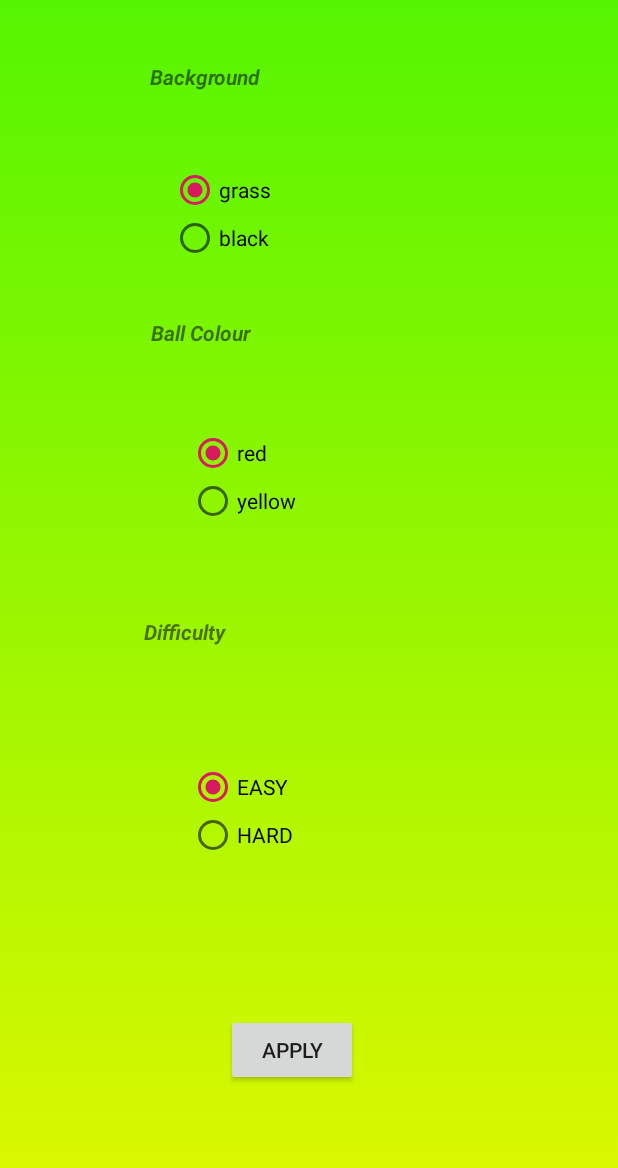
After one commit to zohaibxrehman/Trio, an Android app: the Customise1 screen opened directly, with no data from a screen before it, on a phone screen of 412 x 824 dp. The commit adds this screen. Shown: the top 1168 px of the screen. Run offline under Robolectric (Android 15) with nearby library versions, the phone set to English and light mode, and no system bars.

Commit message:
Added customization page for game 1.

```diff
--- a/phase1/app/src/main/AndroidManifest.xml
+++ b/phase1/app/src/main/AndroidManifest.xml
@@ -9,6 +9,7 @@
         android:roundIcon="@mipmap/ic_launcher_round"
         android:supportsRtl="true"
         android:theme="@style/AppTheme">
+        <activity android:name=".Level1.Customise1"></activity>
         <activity android:name=".Level3.customise" />
         <activity android:name=".Main2Activity" />
         <activity android:name=".GameStats" />
--- a/phase1/app/src/main/java/com/example/game/Level1/ChildBall.java
+++ b/phase1/app/src/main/java/com/example/game/Level1/ChildBall.java
@@ -13,16 +13,21 @@ public class ChildBall {
 
     public int x;
     public int y;
+    String ballColor;
     Color color;
 
     Paint paintText = new Paint();
 
-    public ChildBall(int x, int y) {
+    public ChildBall(int x, int y, String ballColor) {
         this.x = x;
         this.y = y;
         paintText.setTextSize(36);
         paintText.setTypeface(Typeface.DEFAULT_BOLD);
-        paintText.setColor(Color.RED);
+//        this.ballColor = ballColor;
+        if (ballColor.equals("red"))
+            paintText.setColor(Color.RED);
+        else
+            paintText.setColor(Color.YELLOW);
     }
 
     public void moveRight() {
--- /dev/null
+++ b/phase1/app/src/main/java/com/example/game/Level1/Customise1.java
@@ -0,0 +1,64 @@
+//package com.example.game.Level1;
+//
+//import androidx.appcompat.app.AppCompatActivity;
+//
+//import android.app.Activity;
+//import android.content.Intent;
+//import android.os.Bundle;
+//import android.view.View;
+//import android.widget.Button;
+//import android.widget.RadioButton;
+//import android.widget.RadioGroup;
+//
+//import com.example.game.Level3.Level3;
+//import com.example.game.R;
+//
+//public class Customise1 extends AppCompatActivity {
+//
+//    @Override
+//    protected void onCreate(Bundle savedInstanceState) {
+//        super.onCreate(savedInstanceState);
+//        setContentView(R.layout.activity_customise1);
+//    }
+//}
+package com.example.game.Level1;
+
+        import android.app.Activity;
+        import android.content.Intent;
+        import android.os.Bundle;
+        import android.view.View;
+        import android.widget.Button;
+        import android.widget.RadioButton;
+        import android.widget.RadioGroup;
+
+        import com.example.game.R;
+
+public class Customise1 extends Activity {
+
+    RadioGroup color, ballColor, points;
+    RadioButton col, tim, point;
+    Button apply;
+
+    @Override
+    protected void onCreate(Bundle savedInstanceState) {
+        super.onCreate(savedInstanceState);
+        setContentView(R.layout.activity_customise1);
+        apply = findViewById(R.id.apply);
+        color = findViewById(R.id.radioGroup);
+        ballColor = findViewById(R.id.radioGroup2);
+        points = findViewById(R.id.radioGroup3);
+        apply.setOnClickListener(new View.OnClickListener() {
+            @Override
+            public void onClick(View v) {
+                col = findViewById(color.getCheckedRadioButtonId());
+                tim = findViewById(ballColor.getCheckedRadioButtonId());
+                point = findViewById(points.getCheckedRadioButtonId());
+                Intent i = new Intent(com.example.game.Level1.Customise1.this, Level1.class);
+                i.putExtra("COLOR", col.getText().toString());
+                i.putExtra("TIME", tim.getText().toString());
+                i.putExtra("POINTS", point.getText().toString());
+                startActivity(i);
+            }
+        });
+    }
+}
--- a/phase1/app/src/main/java/com/example/game/Level1/GameManager.java
+++ b/phase1/app/src/main/java/com/example/game/Level1/GameManager.java
@@ -19,15 +19,22 @@ public class GameManager {
     Paint paintText = new Paint();
     int score;
     boolean flag = false;
+    String ballColor;
+    int points;
     public static int finalScore=0;
 
     ArrayList<Barrier> items = new ArrayList<Barrier>();
 
-    public GameManager(int height, int width) {
+    public GameManager(int height, int width, String ballColor, String points) {
         gridHeight = height;
         gridWidth = width;
         paintText.setTextSize(60);
         paintText.setTypeface(Typeface.DEFAULT_BOLD);
+        this.ballColor = ballColor;
+        if (points.equals("EASY"))
+            this.points = 10;
+        else
+            this.points = 15;
         paintText.setColor(Color.WHITE);
 
         score = 0;
@@ -43,7 +50,8 @@ public class GameManager {
         items.add(b3);
         Barrier b4 = new Barrier(30);
         items.add(b4);
-        b = new ChildBall(15, 40);
+
+        b = new ChildBall(15, 40, ballColor);
 
         // button
         left = new Button(Level1view.leftButtonImage, 100, 1800);
@@ -78,10 +86,10 @@ public class GameManager {
             canvas.drawText("YOU LOSE", 400, 800, paintText);
             Level1view.gameRunning = false;
         }
-        else if(score < 10) {
+        else if(score < points) {
             canvas.drawText("SCORE:" + this.score, 60, 55, paintText);
         }
-        if(score == 10)
+        if(score == points)
         {
             canvas.drawText("YOU WON", 400, 800, paintText);
             Level1view.gameRunning = false;
--- a/phase1/app/src/main/java/com/example/game/Level1/Level1.java
+++ b/phase1/app/src/main/java/com/example/game/Level1/Level1.java
@@ -11,7 +11,13 @@ public class Level1 extends Activity {
         super.onCreate(savedInstances);
         requestWindowFeature(Window.FEATURE_NO_TITLE);
         getWindow().setFlags(WindowManager.LayoutParams.FLAG_FULLSCREEN, WindowManager.LayoutParams.FLAG_FULLSCREEN);
-        setContentView(new Level1view(this));
+        String color, time, point;
+        color = getIntent().getStringExtra("COLOR");
+        time = getIntent().getStringExtra("TIME");
+        point = getIntent().getStringExtra("POINTS");
+
+
+        setContentView(new Level1view(this,time, color, point));
     }
 
 }
--- a/phase1/app/src/main/java/com/example/game/Level1/Level1view.java
+++ b/phase1/app/src/main/java/com/example/game/Level1/Level1view.java
@@ -28,17 +28,22 @@ public class Level1view extends SurfaceView implements SurfaceHolder.Callback{
     protected static Bitmap rightButtonImage;
     protected static boolean gameRunning ;
     private MainThread thread;
+    private String ballColor, color, point;
     // this canvas is specially to show the "YOU LOSE" message
     public static Canvas can;
 
 
-    public Level1view(Context context)
+    public Level1view(Context context,String ballColor, String color, String point)
     {
         super(context);
+        this.point = point;
+        this.ballColor = ballColor;
+        this.color = color;
         getHolder().addCallback(this);
         this.thread = new MainThread(getHolder(), this);
         setFocusable(true);
         gameRunning = true;
+
     }
 
     /**
@@ -73,7 +78,7 @@ public class Level1view extends SurfaceView implements SurfaceHolder.Callback{
 
         // Use the letter size and screen height to determine the size of the fish tank.
         gameManager = new GameManager(
-                (int) (screenHeight / charHeight), (int) (screenWidth / charWidth));
+                (int) (screenHeight / charHeight), (int) (screenWidth / charWidth), point, ballColor);
         gameManager.createItems();
 
         thread.setRunning(true);
@@ -102,9 +107,11 @@ public class Level1view extends SurfaceView implements SurfaceHolder.Callback{
     public void draw(Canvas canvas) {
         super.draw(canvas);
         can = canvas;
-        Bitmap background = BitmapFactory.decodeResource(getResources(), R.drawable.grass);
-        background = Bitmap.createScaledBitmap(background, 1500, 2000, true);
-        canvas.drawBitmap(background, 0, 0, null);
+        if (color.equals("grass")){
+            Bitmap background = BitmapFactory.decodeResource(getResources(), R.drawable.grass);
+            background = Bitmap.createScaledBitmap(background, 1500, 2000, true);
+            canvas.drawBitmap(background, 0, 0, null);
+        }
         if (canvas != null) {
             gameManager.draw(canvas);
         }
--- a/phase1/app/src/main/java/com/example/game/Main2Activity.java
+++ b/phase1/app/src/main/java/com/example/game/Main2Activity.java
@@ -9,6 +9,7 @@ import android.view.Window;
 import android.view.WindowManager;
 import android.widget.Button;
 
+import com.example.game.Level1.Customise1;
 import com.example.game.Level1.Level1;
 import com.example.game.Level2.Level2;
 import com.example.game.Level3.Level3;
@@ -42,7 +43,7 @@ public class Main2Activity extends Activity implements View.OnClickListener{
     public void onClick(View v) {
         switch(v.getId()) {
             case R.id.button1:
-                Intent i = new Intent(this, Level1.class);
+                Intent i = new Intent(this, Customise1.class);
                 saveGame1Count = 0;
                 startActivity(i);
                 break;
--- /dev/null
+++ b/phase1/app/src/main/res/layout/activity_customise1.xml
@@ -0,0 +1,136 @@
+<?xml version="1.0" encoding="utf-8"?>
+<androidx.constraintlayout.widget.ConstraintLayout xmlns:android="http://schemas.android.com/apk/res/android"
+    xmlns:app="http://schemas.android.com/apk/res-auto"
+    xmlns:tools="http://schemas.android.com/tools"
+    android:layout_width="match_parent"
+    android:background="@drawable/gradient_background"
+    android:layout_height="match_parent"
+    tools:context=".Level3.customise">
+
+    <RadioGroup
+        android:id="@+id/radioGroup"
+        android:layout_width="139dp"
+        android:layout_height="68dp"
+        app:layout_constraintBottom_toBottomOf="parent"
+        app:layout_constraintEnd_toEndOf="parent"
+        app:layout_constraintHorizontal_bias="0.419"
+        app:layout_constraintStart_toStartOf="parent"
+        app:layout_constraintTop_toTopOf="parent"
+        app:layout_constraintVertical_bias="0.146">
+
+        <RadioButton
+            android:id="@+id/grass"
+            android:layout_width="match_parent"
+            android:layout_height="wrap_content"
+            android:checked="true"
+            android:text="grass" />
+
+        <RadioButton
+            android:id="@+id/black"
+            android:layout_width="match_parent"
+            android:layout_height="wrap_content"
+            android:text="black" />
+    </RadioGroup>
+
+    <TextView
+        android:id="@+id/background"
+        android:layout_width="180dp"
+        android:layout_height="35dp"
+        android:layout_marginStart="100dp"
+        android:text="Background "
+        android:textStyle="bold|italic"
+        app:layout_constraintBottom_toTopOf="@+id/radioGroup"
+        app:layout_constraintEnd_toEndOf="parent"
+        app:layout_constraintHorizontal_bias="0.0"
+        app:layout_constraintStart_toStartOf="parent"
+        app:layout_constraintTop_toTopOf="parent"
+        app:layout_constraintVertical_bias="0.548" />
+
+    <Button
+        android:id="@+id/apply"
+        android:layout_width="wrap_content"
+        android:layout_height="wrap_content"
+        android:text="Apply"
+        app:layout_constraintBottom_toBottomOf="parent"
+        app:layout_constraintEnd_toEndOf="parent"
+        app:layout_constraintHorizontal_bias="0.464"
+        app:layout_constraintStart_toStartOf="parent"
+        app:layout_constraintTop_toTopOf="parent"
+        app:layout_constraintVertical_bias="0.871" />
+
+    <TextView
+        android:id="@+id/textView2"
+        android:layout_width="186dp"
+        android:layout_height="37dp"
+        android:text="Ball Colour "
+        android:textStyle="bold|italic"
+        app:layout_constraintBottom_toTopOf="@+id/apply"
+        app:layout_constraintEnd_toEndOf="parent"
+        app:layout_constraintHorizontal_bias="0.444"
+        app:layout_constraintStart_toStartOf="parent"
+        app:layout_constraintTop_toBottomOf="@+id/radioGroup"
+        app:layout_constraintVertical_bias="0.073" />
+
+    <RadioGroup
+        android:id="@+id/radioGroup2"
+        android:layout_width="127dp"
+        android:layout_height="73dp"
+        app:layout_constraintBottom_toTopOf="@+id/apply"
+        app:layout_constraintEnd_toEndOf="parent"
+        app:layout_constraintHorizontal_bias="0.443"
+        app:layout_constraintStart_toStartOf="parent"
+        app:layout_constraintTop_toBottomOf="@+id/textView2"
+        app:layout_constraintVertical_bias="0.103">
+
+        <RadioButton
+            android:id="@+id/red"
+            android:layout_width="match_parent"
+            android:layout_height="wrap_content"
+            android:checked="true"
+            android:text="red" />
+
+        <RadioButton
+            android:id="@+id/yellow"
+            android:layout_width="match_parent"
+            android:layout_height="wrap_content"
+            android:text="yellow" />
+    </RadioGroup>
+
+    <TextView
+        android:id="@+id/difficulty"
+        android:layout_width="184dp"
+        android:layout_height="45dp"
+        android:text="Difficulty"
+        android:textStyle="bold|italic"
+        app:layout_constraintBottom_toTopOf="@+id/radioGroup3"
+        app:layout_constraintEnd_toEndOf="parent"
+        app:layout_constraintHorizontal_bias="0.422"
+        app:layout_constraintStart_toStartOf="parent"
+        app:layout_constraintTop_toBottomOf="@+id/radioGroup2" />
+
+    <RadioGroup
+        android:id="@+id/radioGroup3"
+        android:layout_width="121dp"
+        android:layout_height="77dp"
+        app:layout_constraintBottom_toTopOf="@+id/apply"
+        app:layout_constraintEnd_toEndOf="parent"
+        app:layout_constraintHorizontal_bias="0.434"
+        app:layout_constraintStart_toStartOf="parent"
+        app:layout_constraintTop_toBottomOf="@+id/radioGroup2"
+        app:layout_constraintVertical_bias="0.625">
+
+        <RadioButton
+            android:id="@+id/easy"
+            android:layout_width="match_parent"
+            android:layout_height="wrap_content"
+            android:checked="true"
+            android:text="EASY" />
+
+        <RadioButton
+            android:id="@+id/hard"
+            android:layout_width="match_parent"
+            android:layout_height="wrap_content"
+            android:text="HARD" />
+    </RadioGroup>
+
+</androidx.constraintlayout.widget.ConstraintLayout>
```
Also changed, not shown: 2 other files.
